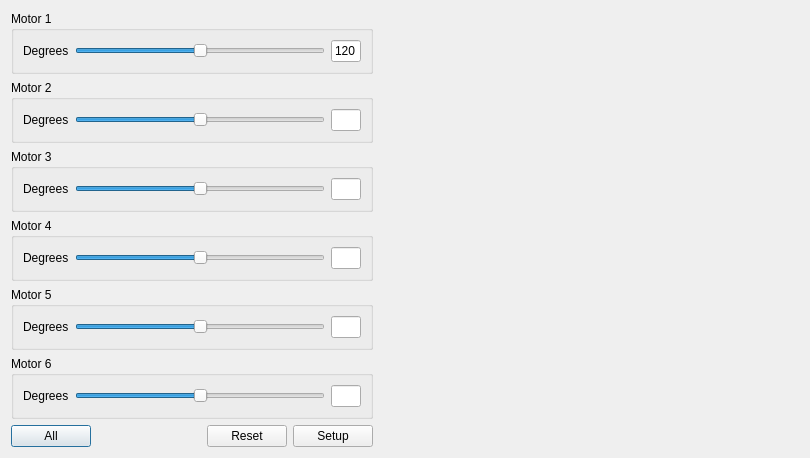
Before: the Qt Designer form library-robot/RobotControlDialog.ui in MiguelFerrerF/robotArmApp, drawn with Qt 5.
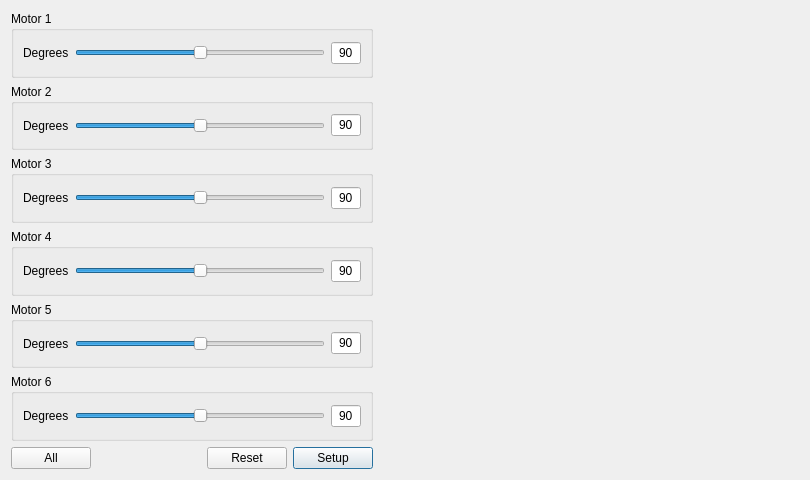
After: the same form once the commit is applied.

Commit message:
Refactors motor controls to unify slider and input sync
Improves input validation and user experience by replacing custom value checks with integer validators, ensuring only valid motor angles are accepted.
Unifies and simplifies the logic for synchronizing sliders and input fields, reducing code duplication and potential for bugs.
Removes unnecessary dialog warnings for out-of-range values, streamlining interactions.
Updates UI for clarity and consistency, and ensures serial commands are formatted as required.

```diff
--- a/library-robot/RobotControlDialog.ui
+++ b/library-robot/RobotControlDialog.ui
@@ -7,7 +7,7 @@
     <x>0</x>
     <y>0</y>
     <width>810</width>
-    <height>432</height>
+    <height>480</height>
    </rect>
   </property>
   <property name="windowTitle">
@@ -54,6 +54,9 @@
           <height>16777215</height>
          </size>
         </property>
+        <property name="text">
+         <string>90</string>
+        </property>
         <property name="alignment">
          <set>Qt::AlignmentFlag::AlignCenter</set>
         </property>
@@ -102,6 +105,9 @@
           <height>16777215</height>
          </size>
         </property>
+        <property name="text">
+         <string>90</string>
+        </property>
         <property name="alignment">
          <set>Qt::AlignmentFlag::AlignCenter</set>
         </property>
@@ -115,6 +121,9 @@
      <property name="text">
       <string>All</string>
      </property>
+     <property name="autoDefault">
+      <bool>false</bool>
+     </property>
     </widget>
    </item>
    <item row="4" column="0" colspan="4">
@@ -157,6 +166,9 @@
           <height>16777215</height>
          </size>
         </property>
+        <property name="text">
+         <string>90</string>
+        </property>
         <property name="alignment">
          <set>Qt::AlignmentFlag::AlignCenter</set>
         </property>
@@ -215,7 +227,7 @@
          </size>
         </property>
         <property name="text">
-         <string>120</string>
+         <string>90</string>
         </property>
         <property name="alignment">
          <set>Qt::AlignmentFlag::AlignCenter</set>
@@ -304,6 +316,9 @@
           <height>16777215</height>
          </size>
         </property>
+        <property name="text">
+         <string>90</string>
+        </property>
         <property name="alignment">
          <set>Qt::AlignmentFlag::AlignCenter</set>
         </property>
@@ -317,6 +332,12 @@
      <property name="text">
       <string>Reset</string>
      </property>
+     <property name="autoDefault">
+      <bool>false</bool>
+     </property>
+     <property name="default">
+      <bool>false</bool>
+     </property>
     </widget>
    </item>
    <item row="6" column="3">
@@ -324,6 +345,9 @@
      <property name="text">
       <string>Setup</string>
      </property>
+     <property name="autoDefault">
+      <bool>true</bool>
+     </property>
     </widget>
    </item>
    <item row="2" column="0" colspan="4">
@@ -369,6 +393,9 @@
           <height>16777215</height>
          </size>
         </property>
+        <property name="text">
+         <string>90</string>
+        </property>
         <property name="alignment">
          <set>Qt::AlignmentFlag::AlignCenter</set>
         </property>
```
Left out of the diff: 12 changed lines with no effect on the pictures. The commit also changes 4 other files.
